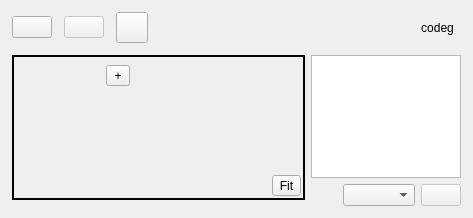
Before: the Qt Designer form src/Ui/AppWindow.ui in NikolayRag/codeg, drawn with Qt 5.
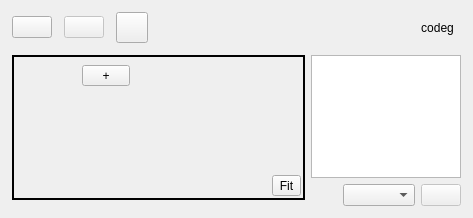
After: the same form once the commit is applied. Icons and pictures are not drawn.

Commit message: add MarkButton checkbox for assignment

Diff of the .ui file:
```diff
--- a/src/Ui/AppWindow.ui
+++ b/src/Ui/AppWindow.ui
@@ -351,12 +351,6 @@
                      </item>
                      <item>
                       <widget class="QScrollArea" name="scrollMarks">
-                       <property name="minimumSize">
-                        <size>
-                         <width>24</width>
-                         <height>0</height>
-                        </size>
-                       </property>
                        <property name="frameShape">
                         <enum>QFrame::NoFrame</enum>
                        </property>
@@ -373,14 +367,6 @@
                         <bool>true</bool>
                        </property>
                        <widget class="QWidget" name="scrollMarksWidget">
-                        <property name="geometry">
-                         <rect>
-                          <x>0</x>
-                          <y>0</y>
-                          <width>24</width>
-                          <height>106</height>
-                         </rect>
-                        </property>
                         <property name="autoFillBackground">
                          <bool>true</bool>
                         </property>
```
The commit also changes 1 other file.
